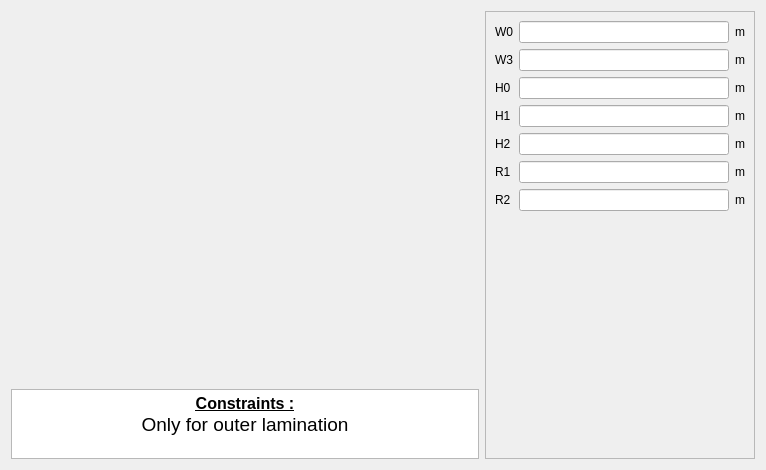
Eomys/pyleecan, file pyleecan/GUI/Dialog/DMachineSetup/SWSlot/PWSlot15/PWSlot15.ui: the form before one commit.
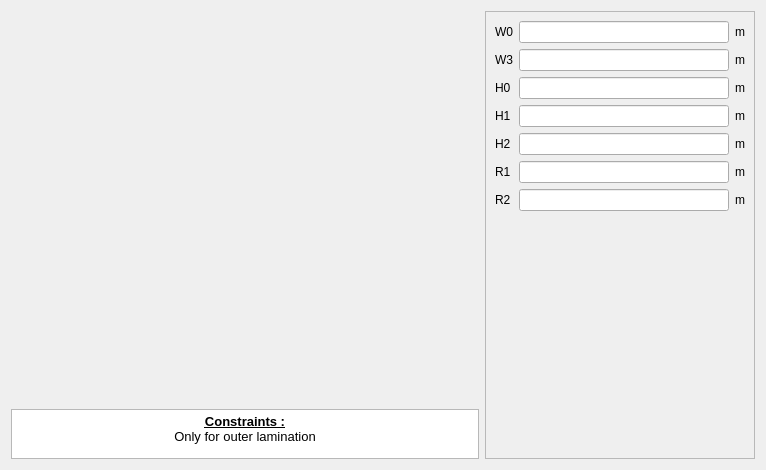
The form after the commit. Icons and pictures are not drawn. Custom widgets are drawn as their Qt base class.

Commit message: [NF] update QTextEdit font when generating GUI + better display math symbols

Diff of the .ui file:
```diff
--- a/pyleecan/GUI/Dialog/DMachineSetup/SWSlot/PWSlot15/PWSlot15.ui
+++ b/pyleecan/GUI/Dialog/DMachineSetup/SWSlot/PWSlot15/PWSlot15.ui
@@ -67,7 +67,7 @@
        <property name="maximumSize">
         <size>
          <width>16777215</width>
-         <height>70</height>
+         <height>50</height>
         </size>
        </property>
        <property name="verticalScrollBarPolicy">
@@ -78,8 +78,8 @@
 &lt;html&gt;&lt;head&gt;&lt;meta name=&quot;qrichtext&quot; content=&quot;1&quot; /&gt;&lt;style type=&quot;text/css&quot;&gt;
 p, li { white-space: pre-wrap; }
 &lt;/style&gt;&lt;/head&gt;&lt;body style=&quot; font-family:'MS Shell Dlg 2'; font-size:7.8pt; font-weight:400; font-style:normal;&quot;&gt;
-&lt;p align=&quot;center&quot; style=&quot; margin-top:0px; margin-bottom:0px; margin-left:0px; margin-right:0px; -qt-block-indent:0; text-indent:0px;&quot;&gt;&lt;span style=&quot; font-size:12pt; font-weight:600; text-decoration: underline;&quot;&gt;Constraints :&lt;/span&gt;&lt;/p&gt;
-&lt;p align=&quot;center&quot; style=&quot; margin-top:0px; margin-bottom:0px; margin-left:0px; margin-right:0px; -qt-block-indent:0; text-indent:0px;&quot;&gt;&lt;span style=&quot; font-size:14pt;&quot;&gt;Only for outer lamination&lt;/span&gt;&lt;/p&gt;&lt;/body&gt;&lt;/html&gt;</string>
+&lt;p align=&quot;center&quot; style=&quot; margin-top:0px; margin-bottom:0px; margin-left:0px; margin-right:0px; -qt-block-indent:0; text-indent:0px;&quot;&gt;&lt;span style=&quot; font-size:10pt; font-weight:600; text-decoration: underline;&quot;&gt;Constraints :&lt;/span&gt;&lt;/p&gt;
+&lt;p align=&quot;center&quot; style=&quot; margin-top:0px; margin-bottom:0px; margin-left:0px; margin-right:0px; -qt-block-indent:0; text-indent:0px;&quot;&gt;&lt;span style=&quot; font-size:10pt;&quot;&gt;Only for outer lamination&lt;/span&gt;&lt;/p&gt;&lt;/body&gt;&lt;/html&gt;</string>
        </property>
        <property name="textInteractionFlags">
         <set>Qt::TextSelectableByKeyboard|Qt::TextSelectableByMouse</set>
```
The commit also changes 66 other files.
